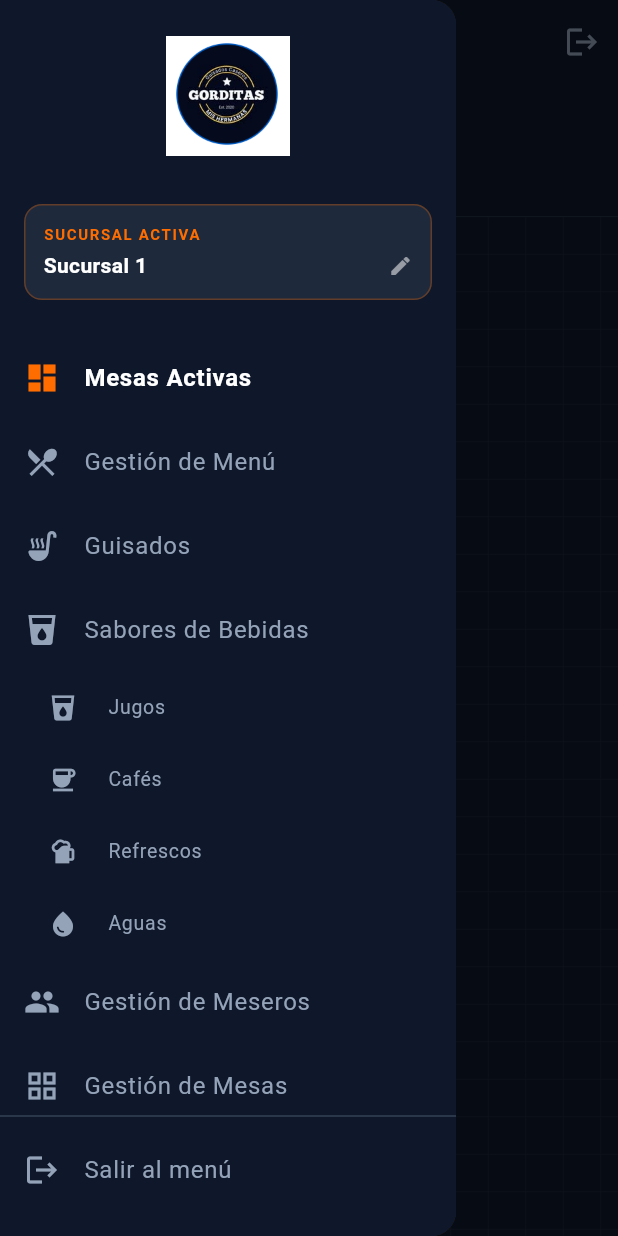
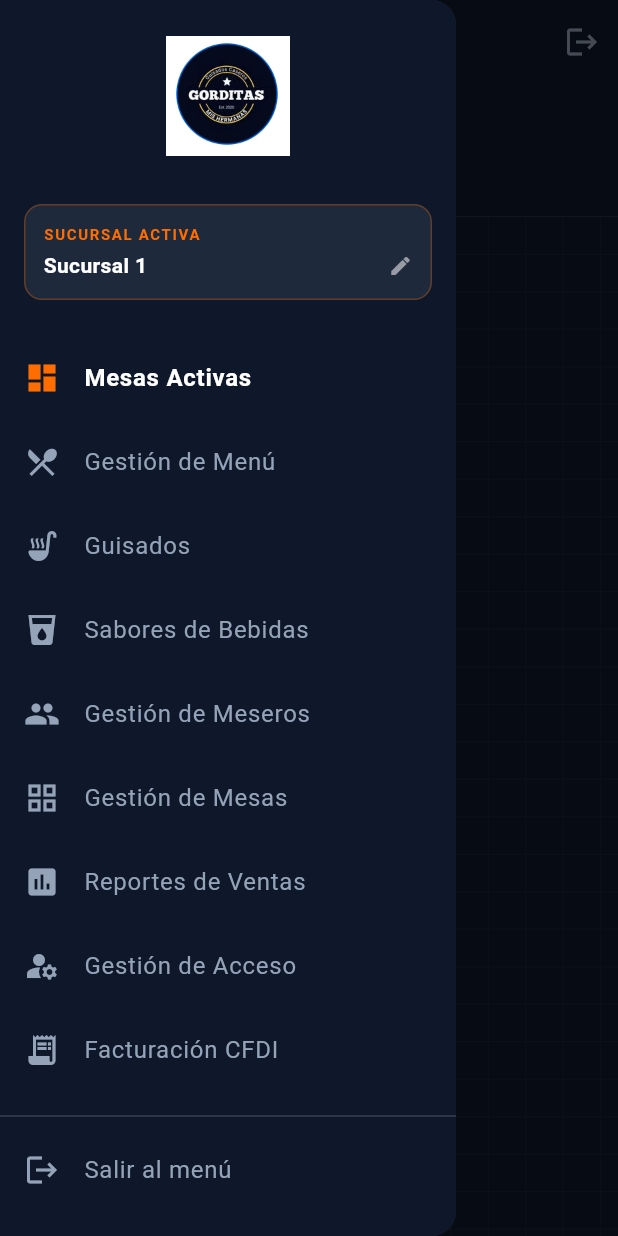
Before and after one commit to gorditasmh2020rigoberto/restaurant, a Flutter app: the AdminView screen opened by its route, with the side drawer open, on a phone screen of 412 x 824 dp. Run offline on Flutter 3.47's test engine with Material 3 defaults, Android fonts, the phone set to English and light mode, and no system bars; our stand-ins replace audioplayers, image_picker, pdf, printing, shared_preferences, supabase_flutter; missing offline and left inert: dart:html; accounts and stored records are empty; key blocks and very long unbroken strings in the code were emptied for the run.

Commit message:
fix: quitar subcategorías de bebidas del sidebar admin
Co-Authored-By: Claude Sonnet 4.6 <noreply@anthropic.com>

```diff
--- a/lib/views/admin_view.dart
+++ b/lib/views/admin_view.dart
@@ -155,10 +155,6 @@ class _AdminViewState extends State<AdminView> {
                       if (isDrawer) Navigator.pop(context);
                     },
                   ),
-                  _buildSubItem(12, Icons.local_drink,  'Jugos',      isDrawer),
-                  _buildSubItem(13, Icons.coffee,        'Cafés',      isDrawer),
-                  _buildSubItem(14, Icons.sports_bar,    'Refrescos',  isDrawer),
-                  _buildSubItem(15, Icons.water_drop,    'Aguas',      isDrawer),
                   ListTile(
                     leading: Icon(Icons.people, color: _selectedIndex == 2 ? const Color(0xFFFF6D00) : const Color(0xFF94A3B8)),
                     title: Text('Gestión de Meseros', style: TextStyle(color: _selectedIndex == 2 ? Colors.white : const Color(0xFF94A3B8), fontWeight: _selectedIndex == 2 ? FontWeight.bold : FontWeight.normal)),
@@ -315,10 +311,6 @@ class _AdminViewState extends State<AdminView> {
       9: 'Nómina',
       10: 'Guisados',
       11: 'Sabores de Bebidas',
-      12: 'Jugos',
-      13: 'Cafés',
-      14: 'Refrescos',
-      15: 'Aguas',
     };
     return titles[_selectedIndex] ?? 'Administrador';
   }
@@ -425,10 +417,6 @@ class _AdminViewState extends State<AdminView> {
       case 9: return const PayrollView();
       case 10: return const GuisadosManagementView();
       case 11: return const DrinkFlavorsManagementView();
-      case 12: return const DrinksManagementView(categories: ['jugos'],     title: 'Jugos');
-      case 13: return const DrinksManagementView(categories: ['cafes'],     title: 'Cafés');
-      case 14: return const DrinksManagementView(categories: ['refrescos'], title: 'Refrescos');
-      case 15: return const DrinksManagementView(categories: ['aguas'],     title: 'Aguas');
       default: return _buildTablesDashboard();
     }
   }
```
